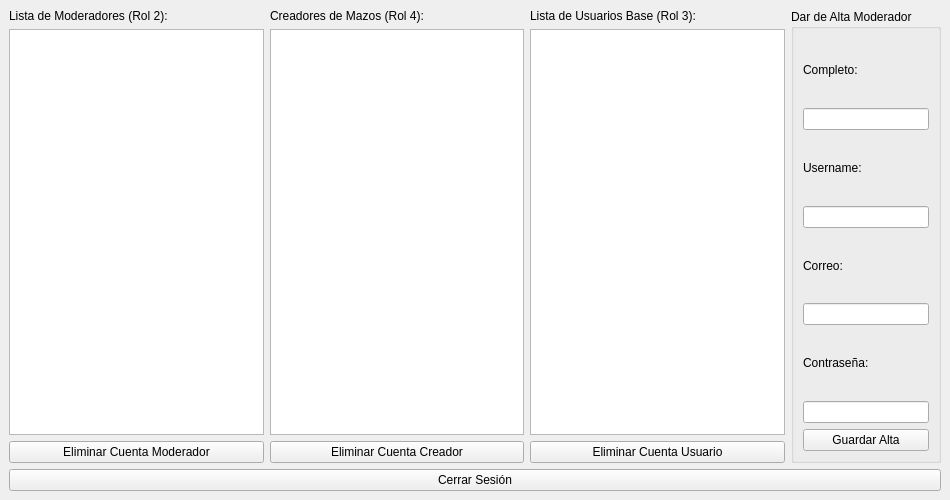
Old version of the form src/vista/Ui/menu_admin.ui in the repository OscarCollantesPenalba/Paladex.
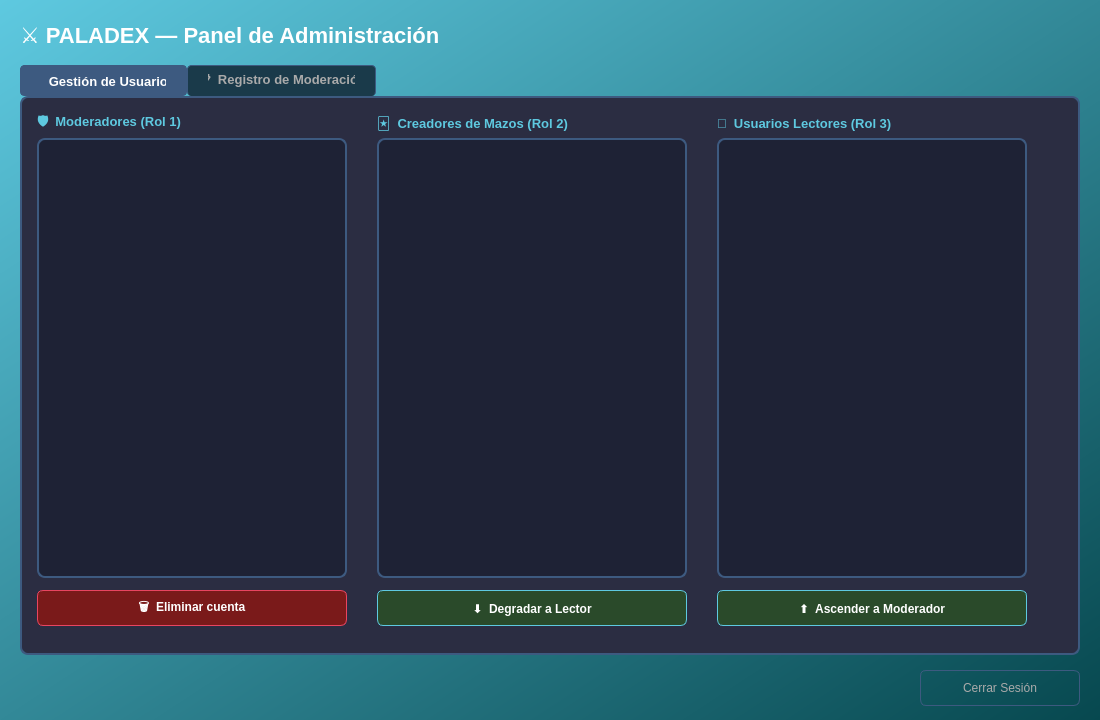
New version of the form.

```diff
--- a/src/vista/Ui/menu_admin.ui
+++ b/src/vista/Ui/menu_admin.ui
@@ -3,85 +3,137 @@
  <class>MenuAdmin</class>
  <widget class="QMainWindow" name="MenuAdmin">
   <property name="geometry">
-   <rect>
-    <x>0</x>
-    <y>0</y>
-    <width>950</width>
-    <height>500</height>
-   </rect>
+   <rect><x>0</x><y>0</y><width>1100</width><height>720</height></rect>
   </property>
   <property name="windowTitle">
    <string>Paladex - Panel de Administración</string>
   </property>
   <widget class="QWidget" name="centralwidget">
-   <layout class="QVBoxLayout" name="verticalLayoutPrincipal">
-    <item>
-     <layout class="QHBoxLayout" name="horizontalLayoutListas">
-      <item>
-       <layout class="QVBoxLayout" name="verticalLayoutMods">
-        <item><widget class="QLabel" name="lblMod"><property name="text"><string>Lista de Moderadores (Rol 2):</string></property></widget></item>
-        <item><widget class="QListWidget" name="listModeradores"/></item>
-        <item><widget class="QPushButton" name="btnEliminarMod"><property name="text"><string>Eliminar Cuenta Moderador</string></property></widget></item>
-       </layout>
-      </item>
-      <item>
-       <layout class="QVBoxLayout" name="verticalLayoutCreadores">
-        <item><widget class="QLabel" name="lblCreadores"><property name="text"><string>Creadores de Mazos (Rol 4):</string></property></widget></item>
-        <item><widget class="QListWidget" name="listCreadoresMazos"/></item>
-        <item><widget class="QPushButton" name="btnEliminarCreador"><property name="text"><string>Eliminar Cuenta Creador</string></property></widget></item>
-       </layout>
-      </item>
-      <item>
-       <layout class="QVBoxLayout" name="verticalLayoutUsers">
-        <item><widget class="QLabel" name="lblUsr"><property name="text"><string>Lista de Usuarios Base (Rol 3):</string></property></widget></item>
-        <item><widget class="QListWidget" name="listUsuariosBase"/></item>
-        <item><widget class="QPushButton" name="btnEliminarUserBase"><property name="text"><string>Eliminar Cuenta Usuario</string></property></widget></item>
-       </layout>
-      </item>
-      <item>
-       <widget class="QGroupBox" name="groupAlta">
-        <property name="title"><string>Dar de Alta Moderador</string></property>
-        <layout class="QVBoxLayout" name="verticalLayoutForm">
-         <item>
-          <widget class="QLabel" name="lblA1"><property name="text"><string>Completo:</string></property></widget>
-         </item>
-         <item>
-          <widget class="QLineEdit" name="txtAltaNombre"/>
-         </item>
-         <item>
-          <widget class="QLabel" name="lblA2"><property name="text"><string>Username:</string></property></widget>
-         </item>
-         <item>
-          <widget class="QLineEdit" name="txtAltaUser"/>
-         </item>
-         <item>
-          <widget class="QLabel" name="lblA3"><property name="text"><string>Correo:</string></property></widget>
-         </item>
-         <item>
-          <widget class="QLineEdit" name="txtAltaCorreo"/>
-         </item>
-         <item>
-          <widget class="QLabel" name="lblA4"><property name="text"><string>Contraseña:</string></property></widget>
-         </item>
-         <item>
-          <widget class="QLineEdit" name="txtAltaPass"/>
-         </item>
-         <item>
-          <widget class="QPushButton" name="btnRegistrarMod"><property name="text"><string>Guardar Alta</string></property></widget>
-         </item>
-        </layout>
-       </widget>
-      </item>
-     </layout>
-    </item>
-    <item>
-     <widget class="QPushButton" name="btnCerrarSesionAdmin">
-      <property name="text">
-       <string>Cerrar Sesión</string>
-      </property>
+   <widget class="QWidget" name="widget" native="true">
+    <property name="geometry">
+     <rect><x>0</x><y>0</y><width>1100</width><height>720</height></rect>
+    </property>
+
+    <!-- FONDO -->
+    <widget class="QLabel" name="Fondo">
+     <property name="geometry"><rect><x>0</x><y>0</y><width>1100</width><height>720</height></rect></property>
+     <property name="styleSheet"><string notr="true">background: qlineargradient(x1:0,y1:0,x2:1,y2:1,stop:0 #5EC9E0,stop:1 #07484F);</string></property>
+     <property name="text"><string/></property>
+    </widget>
+
+    <!-- TÍTULO -->
+    <widget class="QLabel" name="Titulo">
+     <property name="geometry"><rect><x>20</x><y>15</y><width>600</width><height>40</height></rect></property>
+     <property name="styleSheet"><string notr="true">color:white;font-size:22px;font-weight:bold;</string></property>
+     <property name="text"><string>⚔ PALADEX — Panel de Administración</string></property>
+    </widget>
+
+    <!-- LABEL ADMIN -->
+    <widget class="QLabel" name="lblAdmin">
+     <property name="geometry"><rect><x>750</x><y>15</y><width>330</width><height>40</height></rect></property>
+     <property name="styleSheet"><string notr="true">color:#aaaaaa;font-size:13px;</string></property>
+     <property name="alignment"><set>Qt::AlignRight|Qt::AlignVCenter</set></property>
+     <property name="text"><string></string></property>
+    </widget>
+
+    <!-- TAB WIDGET -->
+    <widget class="QTabWidget" name="tabWidget">
+     <property name="geometry"><rect><x>20</x><y>65</y><width>1060</width><height>590</height></rect></property>
+     <property name="styleSheet"><string notr="true">
+QTabWidget::pane{border:2px solid #3d5a80;border-radius:8px;background-color:#2b2d42;}
+QTabBar::tab{background-color:#1a3a4a;color:#aaaaaa;padding:8px 20px;font-size:13px;font-weight:bold;border:1px solid #3d5a80;border-bottom:none;border-radius:4px 4px 0 0;}
+QTabBar::tab:selected{background-color:#3d5a80;color:white;}
+QTabBar::tab:hover{background-color:#0f3460;color:white;}
+     </string></property>
+
+     <!-- PESTAÑA USUARIOS -->
+     <widget class="QWidget" name="tabUsuarios">
+      <attribute name="title"><string>👥  Gestión de Usuarios</string></attribute>
+
+      <!-- Moderadores -->
+      <widget class="QLabel" name="lblMod">
+       <property name="geometry"><rect><x>15</x><y>15</y><width>310</width><height>20</height></rect></property>
+       <property name="styleSheet"><string notr="true">color:#5EC9E0;font-size:13px;font-weight:bold;</string></property>
+       <property name="text"><string>🛡  Moderadores (Rol 1)</string></property>
+      </widget>
+      <widget class="QListWidget" name="listModeradores">
+       <property name="geometry"><rect><x>15</x><y>40</y><width>310</width><height>440</height></rect></property>
+       <property name="styleSheet"><string notr="true">QListWidget{background-color:#1e2235;color:white;border:2px solid #3d5a80;border-radius:8px;font-size:12px;}QListWidget::item{padding:8px;border-bottom:1px solid #3d5a80;}QListWidget::item:selected{background-color:#3d5a80;}QListWidget::item:hover{background-color:#0f3460;}</string></property>
+      </widget>
+      <widget class="QPushButton" name="btnEliminarMod">
+       <property name="geometry"><rect><x>15</x><y>492</y><width>310</width><height>36</height></rect></property>
+       <property name="styleSheet"><string notr="true">QPushButton{background-color:#7a1a1a;color:white;border:1px solid #e94560;border-radius:6px;font-size:12px;font-weight:bold;}QPushButton:hover{background-color:#e94560;}</string></property>
+       <property name="text"><string>🗑  Eliminar cuenta</string></property>
+       <property name="cursor"><cursorShape>PointingHandCursor</cursorShape></property>
+      </widget>
+
+      <!-- Creadores -->
+      <widget class="QLabel" name="lblCreadores">
+       <property name="geometry"><rect><x>355</x><y>15</y><width>310</width><height>20</height></rect></property>
+       <property name="styleSheet"><string notr="true">color:#5EC9E0;font-size:13px;font-weight:bold;</string></property>
+       <property name="text"><string>🃏  Creadores de Mazos (Rol 2)</string></property>
+      </widget>
+      <widget class="QListWidget" name="listCreadoresMazos">
+       <property name="geometry"><rect><x>355</x><y>40</y><width>310</width><height>440</height></rect></property>
+       <property name="styleSheet"><string notr="true">QListWidget{background-color:#1e2235;color:white;border:2px solid #3d5a80;border-radius:8px;font-size:12px;}QListWidget::item{padding:8px;border-bottom:1px solid #3d5a80;}QListWidget::item:selected{background-color:#3d5a80;}QListWidget::item:hover{background-color:#0f3460;}</string></property>
+      </widget>
+      <widget class="QPushButton" name="btnEliminarCreador">
+       <property name="geometry"><rect><x>355</x><y>492</y><width>310</width><height>36</height></rect></property>
+       <property name="styleSheet"><string notr="true">QPushButton{background-color:#2a4a2a;color:white;border:1px solid #5EC9E0;border-radius:6px;font-size:12px;font-weight:bold;}QPushButton:hover{background-color:#3d5a80;}</string></property>
+       <property name="text"><string>⬇  Degradar a Lector</string></property>
+       <property name="cursor"><cursorShape>PointingHandCursor</cursorShape></property>
+      </widget>
+
+      <!-- Usuarios lectores -->
+      <widget class="QLabel" name="lblUsr">
+       <property name="geometry"><rect><x>695</x><y>15</y><width>310</width><height>20</height></rect></property>
+       <property name="styleSheet"><string notr="true">color:#5EC9E0;font-size:13px;font-weight:bold;</string></property>
+       <property name="text"><string>👤  Usuarios Lectores (Rol 3)</string></property>
+      </widget>
+      <widget class="QListWidget" name="listUsuariosBase">
+       <property name="geometry"><rect><x>695</x><y>40</y><width>310</width><height>440</height></rect></property>
+       <property name="styleSheet"><string notr="true">QListWidget{background-color:#1e2235;color:white;border:2px solid #3d5a80;border-radius:8px;font-size:12px;}QListWidget::item{padding:8px;border-bottom:1px solid #3d5a80;}QListWidget::item:selected{background-color:#3d5a80;}QListWidget::item:hover{background-color:#0f3460;}</string></property>
+      </widget>
+      <widget class="QPushButton" name="btnAscenderModerador">
+       <property name="geometry"><rect><x>695</x><y>492</y><width>310</width><height>36</height></rect></property>
+       <property name="styleSheet"><string notr="true">QPushButton{background-color:#2a4a2a;color:white;border:1px solid #5EC9E0;border-radius:6px;font-size:12px;font-weight:bold;}QPushButton:hover{background-color:#3d5a80;}</string></property>
+       <property name="text"><string>⬆  Ascender a Moderador</string></property>
+       <property name="cursor"><cursorShape>PointingHandCursor</cursorShape></property>
+      </widget>
      </widget>
-    </item>
-   </layout>
+
+     <!-- PESTAÑA LOGS -->
+     <widget class="QWidget" name="tabLogs">
+      <attribute name="title"><string>📋  Registro de Moderación</string></attribute>
+
+      <widget class="QLabel" name="lblLogsInfo">
+       <property name="geometry"><rect><x>15</x><y>15</y><width>700</width><height>20</height></rect></property>
+       <property name="styleSheet"><string notr="true">color:#aaaaaa;font-size:11px;</string></property>
+       <property name="text"><string>Historial de acciones: publicaciones de mazos y ocultaciones por moderadores.</string></property>
+      </widget>
+
+      <widget class="QListWidget" name="listLogs">
+       <property name="geometry"><rect><x>15</x><y>40</y><width>1025</width><height>490</height></rect></property>
+       <property name="styleSheet"><string notr="true">QListWidget{background-color:#1e2235;color:white;border:2px solid #3d5a80;border-radius:8px;font-size:12px;}QListWidget::item{padding:10px;border-bottom:1px solid #3d5a80;}QListWidget::item:selected{background-color:#3d5a80;}QListWidget::item:hover{background-color:#0f3460;}</string></property>
+      </widget>
+     </widget>
+
+    </widget>
+
+    <!-- BOTÓN CERRAR SESIÓN abajo derecha -->
+    <widget class="QPushButton" name="btnCerrarSesionAdmin">
+     <property name="geometry"><rect><x>920</x><y>670</y><width>160</width><height>36</height></rect></property>
+     <property name="styleSheet"><string notr="true">QPushButton{background-color:transparent;color:#aaaaaa;border:1px solid #3d5a80;border-radius:6px;font-size:12px;}QPushButton:hover{background-color:#7a1a1a;color:white;border:1px solid #e94560;}</string></property>
+     <property name="text"><string>Cerrar Sesión</string></property>
+     <property name="cursor"><cursorShape>PointingHandCursor</cursorShape></property>
+    </widget>
+
+    <zorder>Fondo</zorder>
+    <zorder>Titulo</zorder>
+    <zorder>lblAdmin</zorder>
+    <zorder>tabWidget</zorder>
+    <zorder>btnCerrarSesionAdmin</zorder>
+   </widget>
   </widget>
  </widget>
 </ui>
```
Left out of the diff: 6 changed lines with no effect on the pictures.
